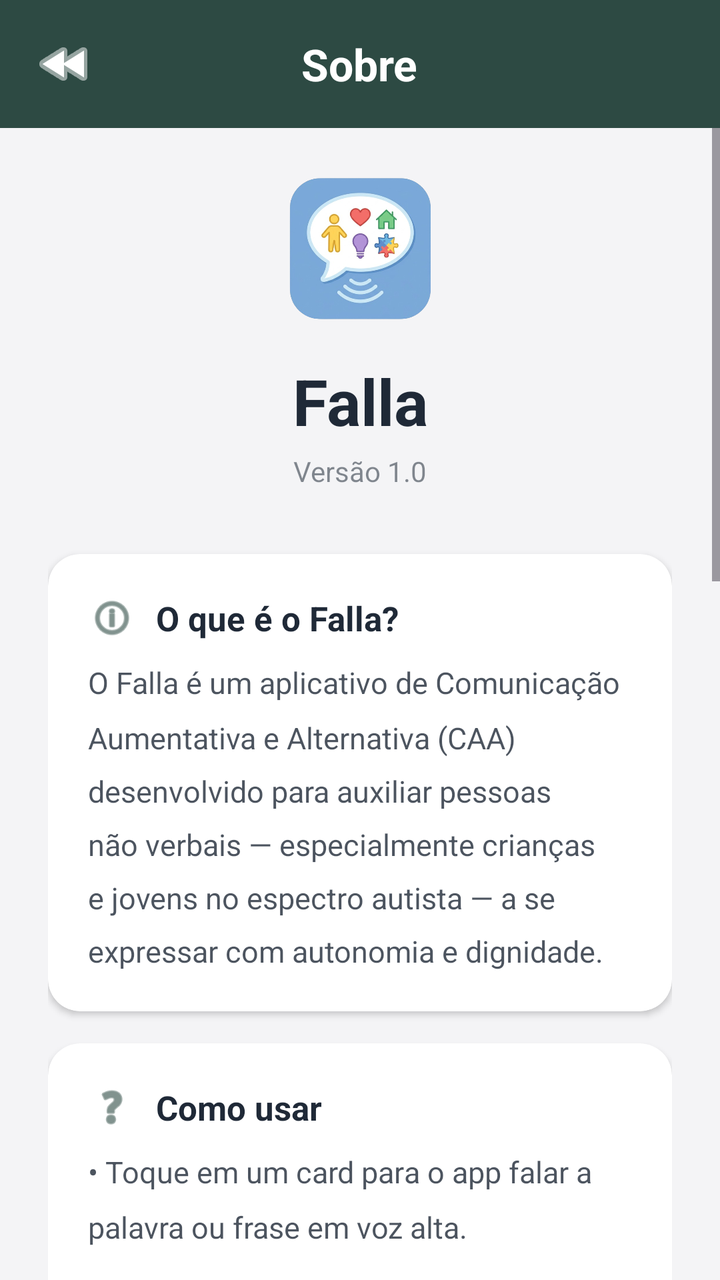
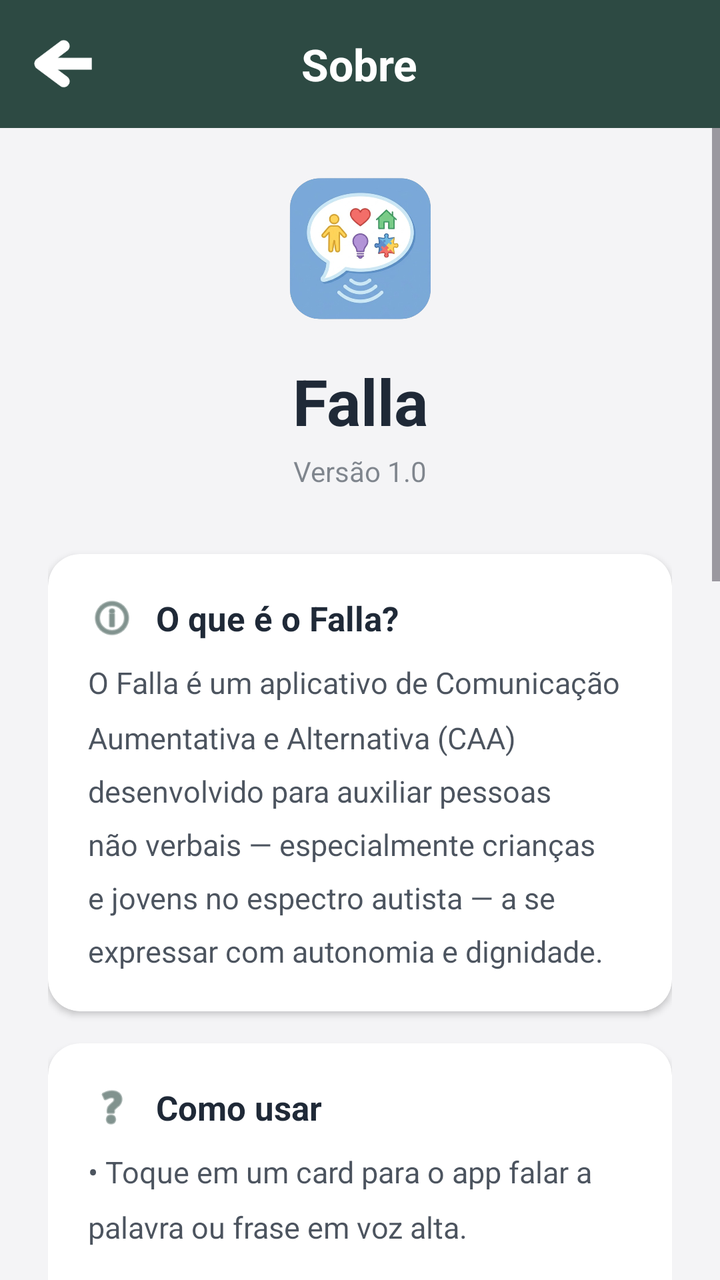

Screens rendered from an Android XML layout before and after an edit, with the pre-edit source and the edit as a unified diff.
<!-- AndroidManifest.xml: application theme Theme.Falla -->
<!-- res/layout/activity_sobre.xml -->
<?xml version="1.0" encoding="utf-8"?>
<LinearLayout xmlns:android="http://schemas.android.com/apk/res/android"
    xmlns:app="http://schemas.android.com/apk/res-auto"
    android:id="@+id/activity_sobre"
    android:layout_width="match_parent"
    android:layout_height="match_parent"
    android:background="@color/background_principal"
    android:fitsSystemWindows="true"
    android:orientation="vertical">

    
    <RelativeLayout
        android:layout_width="match_parent"
        android:layout_height="?attr/actionBarSize"
        android:background="@color/verde_fosco_header">

        <androidx.appcompat.widget.AppCompatImageView
            android:id="@+id/btn_voltar_sobre"
            android:layout_width="32dp"
            android:layout_height="32dp"
            android:layout_alignParentStart="true"
            android:layout_centerVertical="true"
            android:layout_marginStart="16dp"
            android:src="@android:drawable/ic_media_rew"
            app:tint="@color/texto_header"/>

        <TextView
            android:layout_width="wrap_content"
            android:layout_height="wrap_content"
            android:layout_centerInParent="true"
            android:text="Sobre"
            android:textColor="@color/texto_header"
            android:textSize="22sp"
            android:textStyle="bold"/>
    </RelativeLayout>

    <ScrollView
        android:layout_width="match_parent"
        android:layout_height="match_parent">

        <LinearLayout
            android:layout_width="match_parent"
            android:layout_height="wrap_content"
            android:orientation="vertical"
            android:padding="24dp">

            
            <ImageView
                android:layout_width="72dp"
                android:layout_height="72dp"
                android:layout_gravity="center"
                android:src="@drawable/appicon"
                android:scaleType="fitCenter"/>

            
            <TextView
                android:id="@+id/textView"
                android:layout_width="match_parent"
                android:layout_height="wrap_content"
                android:text="" />

            <TextView
                android:layout_width="match_parent"
                android:layout_height="wrap_content"
                android:gravity="center"
                android:text="Falla"
                android:textColor="@color/texto_principal"
                android:textSize="32sp"
                android:textStyle="bold"
                android:layout_marginBottom="4dp"/>

            <TextView
                android:layout_width="match_parent"
                android:layout_height="wrap_content"
                android:gravity="center"
                android:text="Versão 1.0"
                android:textColor="@color/texto_principal"
                android:textSize="14sp"
                android:alpha="0.55"
                android:layout_marginBottom="32dp"/>

            
            <androidx.cardview.widget.CardView
                android:layout_width="match_parent"
                android:layout_height="wrap_content"
                android:layout_marginBottom="16dp"
                app:cardCornerRadius="16dp"
                app:cardBackgroundColor="@color/fundo_card_padrao"
                app:cardElevation="2dp">

                <LinearLayout
                    android:layout_width="match_parent"
                    android:layout_height="wrap_content"
                    android:orientation="vertical"
                    android:padding="20dp">

                    <LinearLayout
                        android:layout_width="match_parent"
                        android:layout_height="wrap_content"
                        android:orientation="horizontal"
                        android:gravity="center_vertical"
                        android:layout_marginBottom="10dp">

                        <ImageView
                            android:layout_width="24dp"
                            android:layout_height="24dp"
                            android:src="@android:drawable/ic_menu_info_details"
                            android:layout_marginEnd="10dp"
                            app:tint="@color/verde_fosco_header"/>

                        <TextView
                            android:layout_width="wrap_content"
                            android:layout_height="wrap_content"
                            android:text="O que é o Falla?"
                            android:textSize="17sp"
                            android:textStyle="bold"
                            android:textColor="@color/texto_principal"/>
                    </LinearLayout>

                    <TextView
                        android:layout_width="match_parent"
                        android:layout_height="wrap_content"
                        android:text="O Falla é um aplicativo de Comunicação Aumentativa e Alternativa (CAA) desenvolvido para auxiliar pessoas não verbais — especialmente crianças e jovens no espectro autista — a se expressar com autonomia e dignidade."
                        android:textSize="15sp"
                        android:textColor="@color/texto_principal"
                        android:alpha="0.8"
                        android:lineSpacingMultiplier="1.5"/>
                </LinearLayout>
            </androidx.cardview.widget.CardView>

            
            <androidx.cardview.widget.CardView
                android:layout_width="match_parent"
                android:layout_height="wrap_content"
                android:layout_marginBottom="16dp"
                app:cardCornerRadius="16dp"
                app:cardBackgroundColor="@color/fundo_card_padrao"
                app:cardElevation="2dp">

                <LinearLayout
                    android:layout_width="match_parent"
                    android:layout_height="wrap_content"
                    android:orientation="vertical"
                    android:padding="20dp">

                    <LinearLayout
                        android:layout_width="match_parent"
                        android:layout_height="wrap_content"
                        android:orientation="horizontal"
                        android:gravity="center_vertical"
                        android:layout_marginBottom="10dp">

                        <ImageView
                            android:layout_width="24dp"
                            android:layout_height="24dp"
                            android:src="@android:drawable/ic_menu_help"
                            android:layout_marginEnd="10dp"
                            app:tint="@color/verde_fosco_header"/>

                        <TextView
                            android:layout_width="wrap_content"
                            android:layout_height="wrap_content"
                            android:text="Como usar"
                            android:textSize="17sp"
                            android:textStyle="bold"
                            android:textColor="@color/texto_principal"/>
                    </LinearLayout>

                    <TextView
                        android:layout_width="match_parent"
                        android:layout_height="wrap_content"
                        android:text="• Toque em um card para o app falar a palavra ou frase em voz alta.\n\n• Toque e segure um card para editar, excluir ou favoritar.\n\n• Use o ícone de teclado no topo para digitar qualquer frase livremente.\n\n• Organize os cards por categorias e subcategorias usando as gavetas."
                        android:textSize="15sp"
                        android:textColor="@color/texto_principal"
                        android:alpha="0.8"
                        android:lineSpacingMultiplier="1.5"/>
                </LinearLayout>
            </androidx.cardview.widget.CardView>

            
            <androidx.cardview.widget.CardView
                android:layout_width="match_parent"
                android:layout_height="wrap_content"
                android:layout_marginBottom="16dp"
                app:cardCornerRadius="16dp"
                app:cardBackgroundColor="@color/card_sim_verde"
                app:cardElevation="2dp">

                <LinearLayout
                    android:layout_width="match_parent"
                    android:layout_height="wrap_content"
                    android:orientation="vertical"
                    android:padding="20dp">

                    <LinearLayout
                        android:layout_width="match_parent"
                        android:layout_height="wrap_content"
                        android:orientation="horizontal"
                        android:gravity="center_vertical"
                        android:layout_marginBottom="10dp">

                        <ImageView
                            android:layout_width="24dp"
                            android:layout_height="24dp"
                            android:src="@android:drawable/ic_menu_myplaces"
                            android:layout_marginEnd="10dp"
                            app:tint="@color/verde_fosco_header"/>

                        <TextView
                            android:layout_width="wrap_content"
                            android:layout_height="wrap_content"
                            android:text="Comunicação Aumentativa e Alternativa"
                            android:textSize="17sp"
                            android:textStyle="bold"
                            android:textColor="@color/texto_principal"/>
                    </LinearLayout>

                    <TextView
                        android:layout_width="match_parent"
                        android:layout_height="wrap_content"
                        android:text="A CAA é um conjunto de recursos, estratégias e técnicas que complementam ou substituem a fala. Ela amplia a capacidade de comunicação de pessoas com dificuldades de expressão verbal, promovendo inclusão e qualidade de vida."
                        android:textSize="15sp"
                        android:textColor="@color/texto_principal"
                        android:alpha="0.85"
                        android:lineSpacingMultiplier="1.5"/>
                </LinearLayout>
            </androidx.cardview.widget.CardView>

            
            <androidx.cardview.widget.CardView
                android:layout_width="match_parent"
                android:layout_height="wrap_content"
                android:layout_marginBottom="32dp"
                app:cardCornerRadius="16dp"
                app:cardBackgroundColor="@color/fundo_card_padrao"
                app:cardElevation="2dp">

                <LinearLayout
                    android:layout_width="match_parent"
                    android:layout_height="wrap_content"
                    android:orientation="vertical"
                    android:padding="20dp">

                    <LinearLayout
                        android:layout_width="match_parent"
                        android:layout_height="wrap_content"
                        android:orientation="horizontal"
                        android:gravity="center_vertical"
                        android:layout_marginBottom="10dp">

                        <ImageView
                            android:layout_width="24dp"
                            android:layout_height="24dp"
                            android:src="@android:drawable/ic_menu_edit"
                            android:layout_marginEnd="10dp"
                            app:tint="@color/verde_fosco_header"/>

                        <TextView
                            android:layout_width="wrap_content"
                            android:layout_height="wrap_content"
                            android:text="Desenvolvimento"
                            android:textSize="17sp"
                            android:textStyle="bold"
                            android:textColor="@color/texto_principal"/>
                    </LinearLayout>

                    <TextView
                        android:layout_width="match_parent"
                        android:layout_height="wrap_content"
                        android:text="Desenvolvido como Trabalho de Conclusão de Curso (TCC).\n\nImagens pictográficas fornecidas pelo ARASAAC — Centro Aragonês de Comunicação Aumentativa e Alternativa, sob licença Creative Commons."
                        android:textSize="15sp"
                        android:textColor="@color/texto_principal"
                        android:alpha="0.8"
                        android:lineSpacingMultiplier="1.5"/>
                </LinearLayout>
            </androidx.cardview.widget.CardView>

        </LinearLayout>
    </ScrollView>
</LinearLayout>
<!-- resources referenced by this layout -->
<resources>
  <color name="background_principal">#F4F4F6</color>
  <color name="card_sim_verde">#A8D5B5</color>
  <color name="fundo_card_padrao">#FFFFFF</color>
  <color name="texto_header">#FFFFFF</color>
  <color name="texto_principal">#1F2937</color>
  <color name="verde_fosco_header">#2D4A43</color>
  <!-- drawable appicon: png bitmap (drawable, 200295 bytes) -->
  <style name="Theme.Falla" parent="Base.Theme.Falla" />
  <style name="Base.Theme.Falla" parent="Theme.Material3.DayNight.NoActionBar">
          
          
      </style>
</resources>

<!-- the commit's change to res/layout/activity_sobre.xml (unified diff, before → after) -->
@@ -21,7 +21,7 @@
             android:layout_alignParentStart="true"
             android:layout_centerVertical="true"
             android:layout_marginStart="16dp"
-            android:src="@android:drawable/ic_media_rew"
+            android:src="@drawable/seta"
             app:tint="@color/texto_header"/>
 
         <TextView
<!-- resource entries referenced after the edit -->
@@ -7,6 +7,7 @@
   <color name="texto_principal">#1F2937</color>
   <color name="verde_fosco_header">#2D4A43</color>
   <!-- drawable appicon: png bitmap (drawable, 200295 bytes) -->
+  <!-- drawable seta: png bitmap (drawable, 3681 bytes) -->
   <style name="Theme.Falla" parent="Base.Theme.Falla" />
   <style name="Base.Theme.Falla" parent="Theme.Material3.DayNight.NoActionBar">
           
